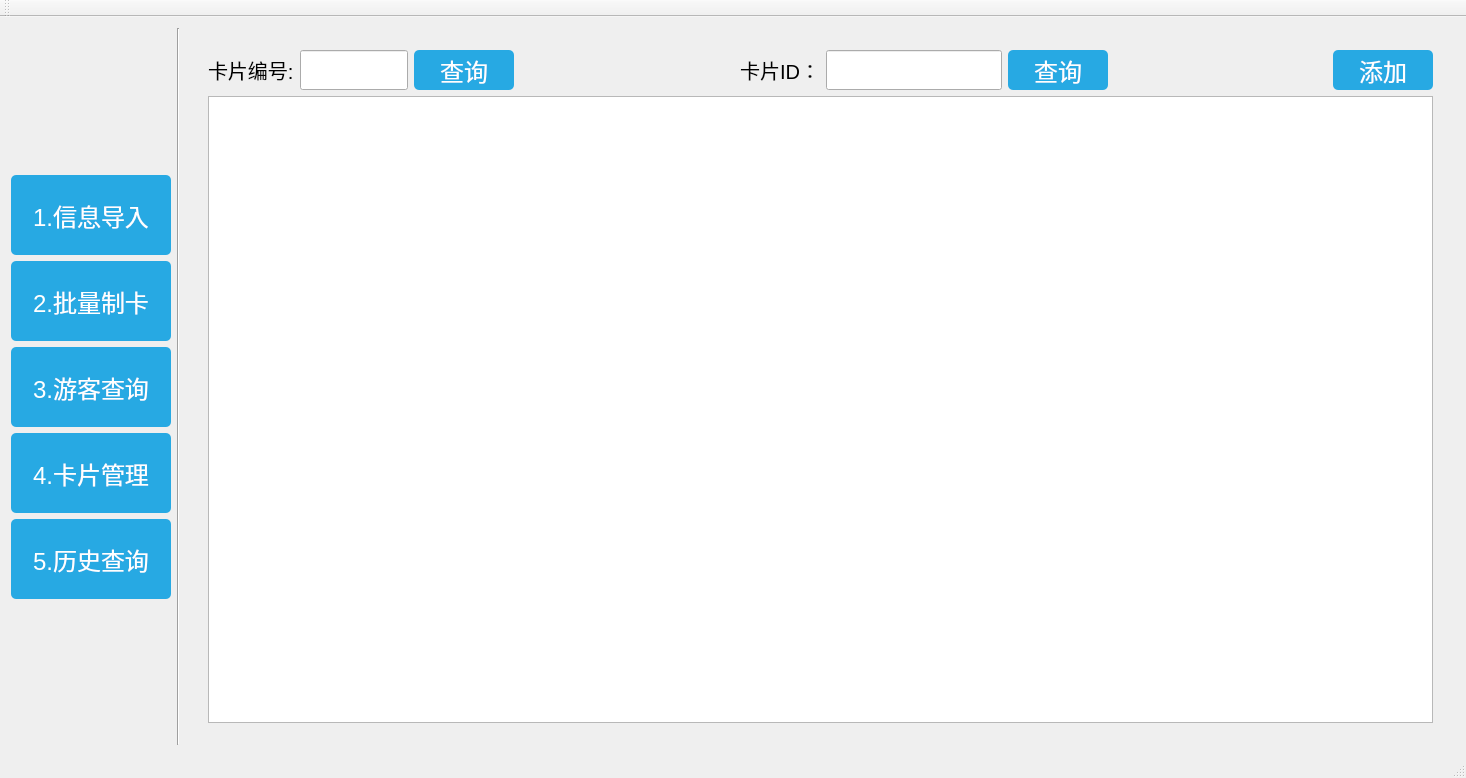
Qt form MainWindow.ui (hero1356/xiedao_frontgui) before a commit.
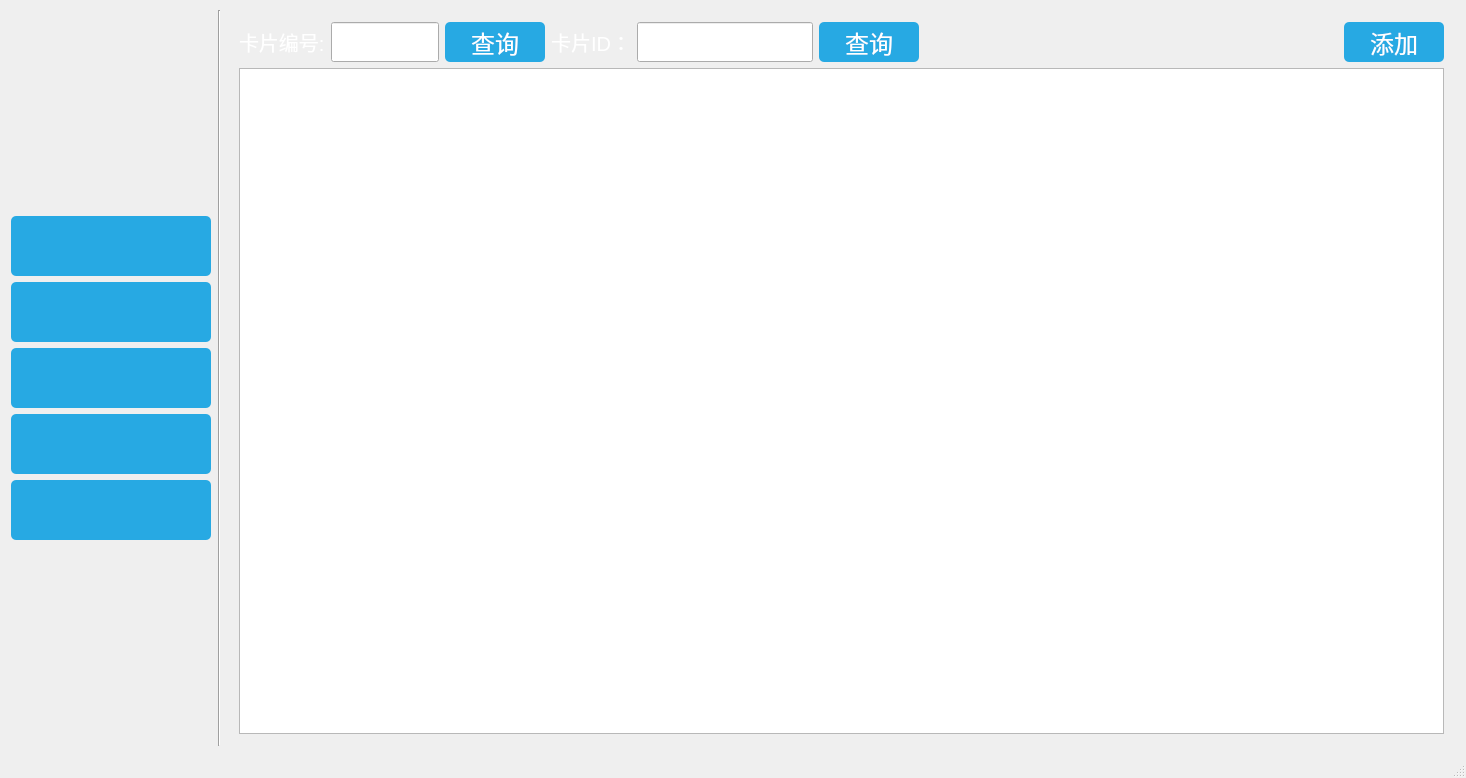
The same form after that commit. The open tabs and pages were chosen to show the change. Icons and pictures are not drawn.

What changed in the file:
```diff
--- a/MainWindow.ui
+++ b/MainWindow.ui
@@ -18,6 +18,7 @@
 qlineargradient(spread:reflect, x1:0.5, y1:0, x2:0, y2:0,
 stop:0 rgba(91, 204, 233, 100), stop:1 rgba(32, 80, 96,
 100)); }
+#centralWidget { border-image: url(:/images/images/userinput_bg.png) }
 
 QPushButton{
 color : white;
@@ -46,12 +47,84 @@
 QLabel { 
 color: black; 
 font-size: 20px;
-}</string>
+}
+
+#m_orderPlayTimeLbl {color: white; font-size: 20px;}
+#m_filePathLbl {color: white; font-size: 20px;}
+#m_orderPlayTimeLbl2 {color: white; font-size: 20px;}
+#m_orderPlayTimeLbl3 {color: white; font-size: 20px;}
+#m_queryInfoLbl {color: white; font-size: 20px;}
+#m_inputTipLabel {color: white; font-size: 20px;}
+#m_inputTipLabel2 {color: white; font-size: 20px;}
+#m_historyQueryTipLbl1 {color: white; font-size: 20px;}
+#m_historyQueryTipLbl2 {color: white; font-size: 20px;}
+
+
+
+
+#m_inportExcelBtn{border-image: url(:/icons/icons/importExcelBtn.png);}
+#m_inportExcelBtn:hover{border-image: url(:/icons/icons/importExcelBtnPressed.png);}
+#m_inportExcelBtn[switchpage = true]{border-image: url(:/icons/icons/importExcelBtnPressed.png);}
+#m_inportExcelBtn:pressed{border-image: url(:/icons/icons/importExcelBtnPressed.png);}
+
+
+#m_makeCardBtn{border-image: url(:/icons/icons/makeCardBtn.png);}
+#m_makeCardBtn:hover{border-image: url(:/icons/icons/makeCardBtnPressed.png);}
+#m_makeCardBtn[switchpage = true]{border-image: url(:/icons/icons/makeCardBtnPressed.png);}
+#m_makeCardBtn:pressed{border-image: url(:/icons/icons/makeCardBtnPressed.png);}
+
+
+
+#m_travelerQueryBtn{border-image: url(:/icons/icons/travelerQueryBtn.png);}
+#m_travelerQueryBtn:hover{border-image: url(:/icons/icons/travelerQueryBtnPressed.png);}
+#m_travelerQueryBtn[switchpage = true]{border-image: url(:/icons/icons/travelerQueryBtnPressed.png);}
+#m_travelerQueryBtn:pressed{border-image: url(:/icons/icons/travelerQueryBtnPressed.png);}
+
+
+
+#m_cardMagBtn{border-image: url(:/icons/icons/cardMagBtn.png);}
+#m_cardMagBtn:hover{border-image: url(:/icons/icons/cardMagBtnPressed.png);}
+#m_cardMagBtn[switchpage = true]{border-image: url(:/icons/icons/cardMagBtnPressed.png);}
+#m_cardMagBtn:pressed{border-image: url(:/icons/icons/cardMagBtnPressed.png);}
+
+
+#m_queryHistoryBtn{border-image: url(:/icons/icons/queryHistoryBtn.png);}
+#m_queryHistoryBtn:hover{border-image: url(:/icons/icons/queryHistoryBtnPressed.png);}
+#m_queryHistoryBtn[switchpage = true]{border-image: url(:/icons/icons/queryHistoryBtnPressed.png);}
+#m_queryHistoryBtn:pressed{border-image: url(:/icons/icons/queryHistoryBtnPressed.png);}
+
+
+</string>
   </property>
   <widget class="QWidget" name="centralWidget">
    <layout class="QHBoxLayout" name="horizontalLayout">
+    <property name="leftMargin">
+     <number>10</number>
+    </property>
+    <property name="topMargin">
+     <number>10</number>
+    </property>
+    <property name="rightMargin">
+     <number>10</number>
+    </property>
+    <property name="bottomMargin">
+     <number>10</number>
+    </property>
     <item>
+     <widget class="QWidget" name="verticalWidget" native="true">
      <layout class="QVBoxLayout" name="verticalLayout">
+       <property name="leftMargin">
+        <number>1</number>
+       </property>
+       <property name="topMargin">
+        <number>1</number>
+       </property>
+       <property name="rightMargin">
+        <number>1</number>
+       </property>
+       <property name="bottomMargin">
+        <number>1</number>
+       </property>
       <item>
        <spacer name="verticalSpacer_2">
         <property name="orientation">
@@ -69,12 +142,12 @@
        <widget class="QPushButton" name="m_inportExcelBtn">
         <property name="minimumSize">
          <size>
-          <width>160</width>
-          <height>80</height>
+           <width>200</width>
+           <height>60</height>
          </size>
         </property>
         <property name="text">
-         <string>1.信息导入</string>
+          <string/>
         </property>
        </widget>
       </item>
@@ -83,11 +156,11 @@
         <property name="minimumSize">
          <size>
           <width>160</width>
-          <height>80</height>
+           <height>60</height>
          </size>
         </property>
         <property name="text">
-         <string>2.批量制卡</string>
+          <string/>
         </property>
        </widget>
       </item>
@@ -96,11 +169,11 @@
         <property name="minimumSize">
          <size>
           <width>160</width>
-          <height>80</height>
+           <height>60</height>
          </size>
         </property>
         <property name="text">
-         <string>3.游客查询</string>
+          <string/>
         </property>
        </widget>
       </item>
@@ -109,11 +182,11 @@
         <property name="minimumSize">
          <size>
           <width>160</width>
-          <height>80</height>
+           <height>60</height>
          </size>
         </property>
         <property name="text">
-         <string>4.卡片管理</string>
+          <string/>
         </property>
        </widget>
       </item>
@@ -121,12 +194,12 @@
        <widget class="QPushButton" name="m_queryHistoryBtn">
         <property name="minimumSize">
          <size>
-          <width>160</width>
-          <height>80</height>
+           <width>200</width>
+           <height>60</height>
          </size>
         </property>
         <property name="text">
-         <string>5.历史查询</string>
+          <string/>
         </property>
        </widget>
       </item>
@@ -144,6 +217,7 @@
        </spacer>
       </item>
      </layout>
+     </widget>
     </item>
     <item>
      <widget class="Line" name="line_2">
@@ -158,14 +232,26 @@
        <bool>true</bool>
       </property>
       <property name="currentIndex">
-       <number>2</number>
+       <number>1</number>
       </property>
       <widget class="QWidget" name="importExcelWidget">
        <layout class="QVBoxLayout" name="verticalLayout_3">
+        <property name="leftMargin">
+         <number>1</number>
+        </property>
+        <property name="topMargin">
+         <number>1</number>
+        </property>
+        <property name="rightMargin">
+         <number>1</number>
+        </property>
+        <property name="bottomMargin">
+         <number>1</number>
+        </property>
         <item>
          <layout class="QHBoxLayout" name="horizontalLayout_4">
           <item>
-           <widget class="QLabel" name="label_6">
+           <widget class="QLabel" name="m_filePathLbl">
             <property name="minimumSize">
              <size>
               <width>0</width>
@@ -271,6 +357,18 @@
       </widget>
       <widget class="QWidget" name="makeCardWidget">
        <layout class="QVBoxLayout" name="verticalLayout_4">
+        <property name="leftMargin">
+         <number>1</number>
+        </property>
+        <property name="topMargin">
+         <number>1</number>
+        </property>
+        <property name="rightMargin">
+         <number>1</number>
+        </property>
+        <property name="bottomMargin">
+         <number>1</number>
+        </property>
         <item>
          <layout class="QHBoxLayout" name="horizontalLayout_6">
           <item>
@@ -329,7 +427,7 @@
            </widget>
           </item>
           <item>
-           <widget class="QLabel" name="label_7">
+           <widget class="QLabel" name="m_orderPlayTimeLbl2">
             <property name="text">
              <string>日期</string>
             </property>
@@ -365,7 +463,7 @@
            </widget>
           </item>
           <item>
-           <widget class="QLabel" name="label_8">
+           <widget class="QLabel" name="m_orderPlayTimeLbl3">
             <property name="text">
              <string>至</string>
             </property>
@@ -524,6 +622,18 @@
       </widget>
       <widget class="QWidget" name="queryWidget">
        <layout class="QVBoxLayout" name="verticalLayout_5">
+        <property name="leftMargin">
+         <number>1</number>
+        </property>
+        <property name="topMargin">
+         <number>1</number>
+        </property>
+        <property name="rightMargin">
+         <number>1</number>
+        </property>
+        <property name="bottomMargin">
+         <number>1</number>
+        </property>
         <item>
          <layout class="QHBoxLayout" name="horizontalLayout_9">
           <item>
@@ -694,6 +804,18 @@
       </widget>
       <widget class="QWidget" name="cardManageWidget">
        <layout class="QHBoxLayout" name="horizontalLayout_20">
+        <property name="leftMargin">
+         <number>1</number>
+        </property>
+        <property name="topMargin">
+         <number>1</number>
+        </property>
+        <property name="rightMargin">
+         <number>1</number>
+        </property>
+        <property name="bottomMargin">
+         <number>1</number>
+        </property>
         <item>
          <widget class="QWidget" name="manageWidget" native="true">
           <layout class="QVBoxLayout" name="verticalLayout_2">
@@ -753,22 +875,6 @@
                </property>
               </widget>
              </item>
-             <item>
-              <spacer name="horizontalSpacer_3">
-               <property name="orientation">
-                <enum>Qt::Horizontal</enum>
-               </property>
-               <property name="sizeType">
-                <enum>QSizePolicy::Expanding</enum>
-               </property>
-               <property name="sizeHint" stdset="0">
-                <size>
-                 <width>100</width>
-                 <height>20</height>
-                </size>
-               </property>
-              </spacer>
-             </item>
              <item>
               <widget class="QLabel" name="m_inputTipLabel2">
                <property name="sizePolicy">
@@ -883,6 +989,18 @@
       </widget>
       <widget class="QWidget" name="historyWidget">
        <layout class="QVBoxLayout" name="verticalLayout_7">
+        <property name="leftMargin">
+         <number>1</number>
+        </property>
+        <property name="topMargin">
+         <number>1</number>
+        </property>
+        <property name="rightMargin">
+         <number>1</number>
+        </property>
+        <property name="bottomMargin">
+         <number>1</number>
+        </property>
         <item>
          <layout class="QHBoxLayout" name="horizontalLayout_11">
           <item>
@@ -971,7 +1089,7 @@
            </spacer>
           </item>
           <item>
-           <widget class="QLabel" name="label_10">
+           <widget class="QLabel" name="m_historyQueryTipLbl1">
             <property name="minimumSize">
              <size>
               <width>0</width>
@@ -1006,7 +1124,7 @@
            </widget>
           </item>
           <item>
-           <widget class="QLabel" name="label_11">
+           <widget class="QLabel" name="m_historyQueryTipLbl2">
             <property name="minimumSize">
              <size>
               <width>0</width>
@@ -1070,24 +1188,6 @@
     </item>
    </layout>
   </widget>
-  <widget class="QMenuBar" name="menuBar">
-   <property name="geometry">
-    <rect>
-     <x>0</x>
-     <y>0</y>
-     <width>1466</width>
-     <height>23</height>
-    </rect>
-   </property>
-  </widget>
-  <widget class="QToolBar" name="mainToolBar">
-   <attribute name="toolBarArea">
-    <enum>TopToolBarArea</enum>
-   </attribute>
-   <attribute name="toolBarBreak">
-    <bool>false</bool>
-   </attribute>
-  </widget>
   <widget class="QStatusBar" name="statusBar"/>
  </widget>
  <layoutdefault spacing="6" margin="11"/>
```
Left out of the diff: 1 changed line with no effect on the pictures. Lines whose indentation alone changed are shown as unchanged.
